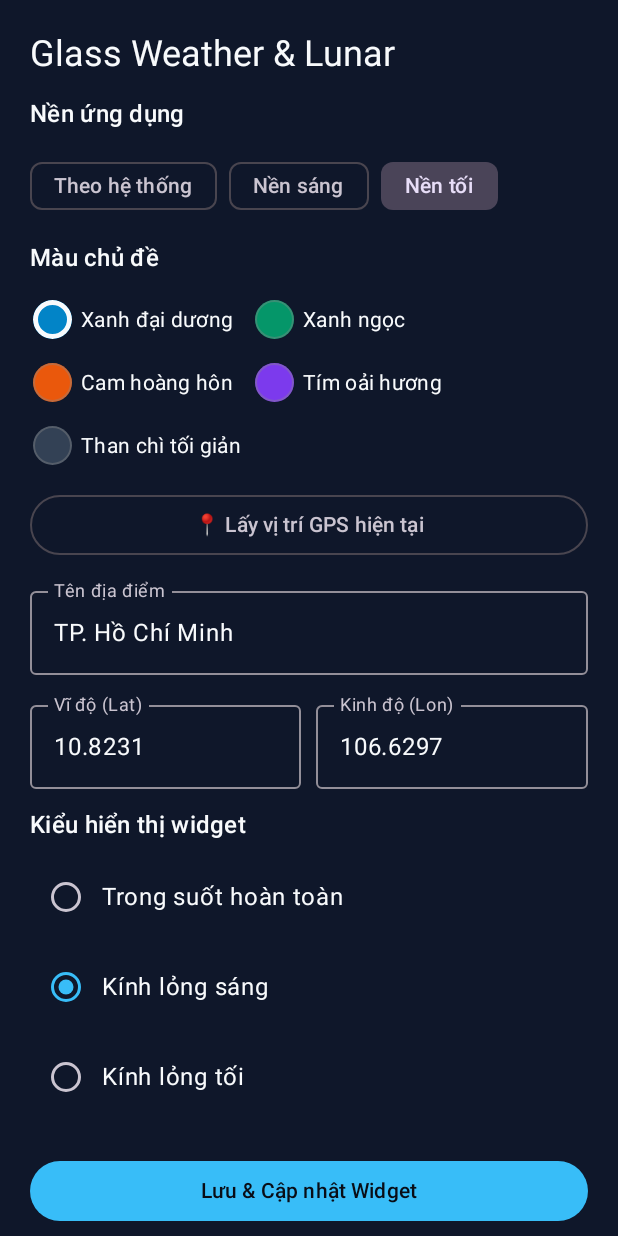
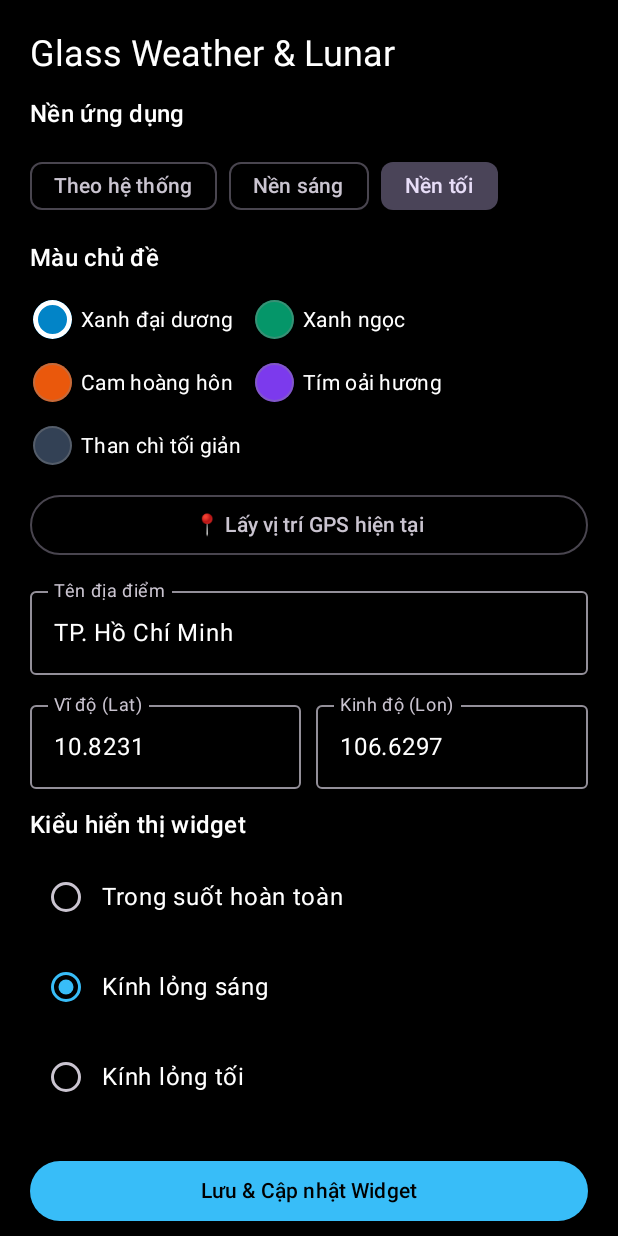
Before and after one commit to duynghiduc3112-sudo/glass-weather-calendar, an Android app built with Jetpack Compose: the screen it shows after launch (MainActivity), after a tap on "Nền tối", on a phone screen of 412 x 824 dp. Run offline under Robolectric (Android 15) with nearby library versions, the phone set to English and light mode, and no system bars; 2 other taps on this screen came first.

Commit message:
Update MainActivity.kt

```diff
--- a/app/src/main/java/com/example/glassweather/MainActivity.kt
+++ b/app/src/main/java/com/example/glassweather/MainActivity.kt
@@ -96,11 +96,11 @@ private fun DynamicAppTheme(
     val colorScheme = if (useDark) {
         darkColorScheme(
             primary = accentColor.primaryDark,
-            onPrimary = Color(0xFF090D16),
-            background = Color(0xFF0F172A),
-            onBackground = Color(0xFFF8FAFC),
-            surface = Color(0xFF1E293B),
-            onSurface = Color(0xFFF8FAFC)
+            onPrimary = Color.Black,
+            background = Color.Black,
+            onBackground = Color.White,
+            surface = Color(0xFF0A0A0A),
+            onSurface = Color.White
         )
     } else {
         lightColorScheme(
@@ -148,7 +148,6 @@ fun WeatherConfigScreen(
             ) {
                 Text("Glass Weather & Lunar", style = MaterialTheme.typography.headlineSmall)
 
-                // Nền ứng dụng: Hệ thống / Sáng / Tối
                 Text("Nền ứng dụng", style = MaterialTheme.typography.titleMedium)
                 Row(
                     horizontalArrangement = Arrangement.spacedBy(8.dp),
@@ -163,7 +162,6 @@ fun WeatherConfigScreen(
                     }
                 }
 
-                // Màu chủ đề ứng dụng
                 Text("Màu chủ đề", style = MaterialTheme.typography.titleMedium)
                 FlowRow(
                     horizontalArrangement = Arrangement.spacedBy(10.dp),
@@ -198,7 +196,6 @@ fun WeatherConfigScreen(
                     }
                 }
 
-                // Vị trí & GPS
                 val fetchGpsAndRefresh: () -> Unit = {
                     scope.launch {
                         statusText = "Đang xác định vị trí GPS..."
@@ -282,7 +279,6 @@ fun WeatherConfigScreen(
                     )
                 }
 
-                // Kiểu hiển thị widget
                 Text("Kiểu hiển thị widget", style = MaterialTheme.typography.titleMedium)
                 WidgetStyle.entries.forEach { style ->
                     Row(
```
